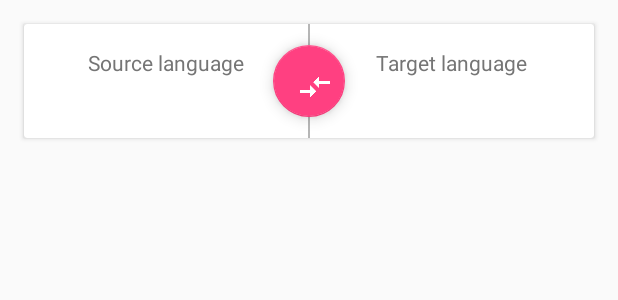
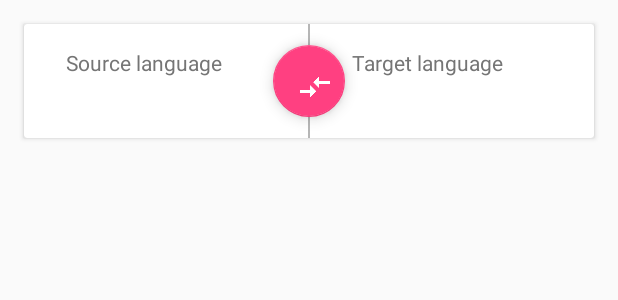
Before and after one commit to SergeiMikevich/yandex_translate, an Android app: the layout view_language_selector.xml on its own in the app's theme, with its tools: preview values and no code run, on a phone screen of 412 x 824 dp. Shown: the top 300 px of the screen. Run offline under Robolectric (Android 15) with nearby library versions, the phone set to English and light mode, and no system bars.

Commit message:
little fixes in ui

```diff
--- a/app/src/main/res/layout/view_item_language_selector.xml
+++ b/app/src/main/res/layout/view_item_language_selector.xml
@@ -13,7 +13,8 @@
         android:id="@+id/title_text_view"
         android:layout_width="wrap_content"
         android:layout_height="wrap_content"
-        android:layout_gravity="center"
+        android:maxLines="1"
+        android:ellipsize="end"
         android:textSize="14sp"
         android:textColor="@color/secondaryText"/>
 
```
